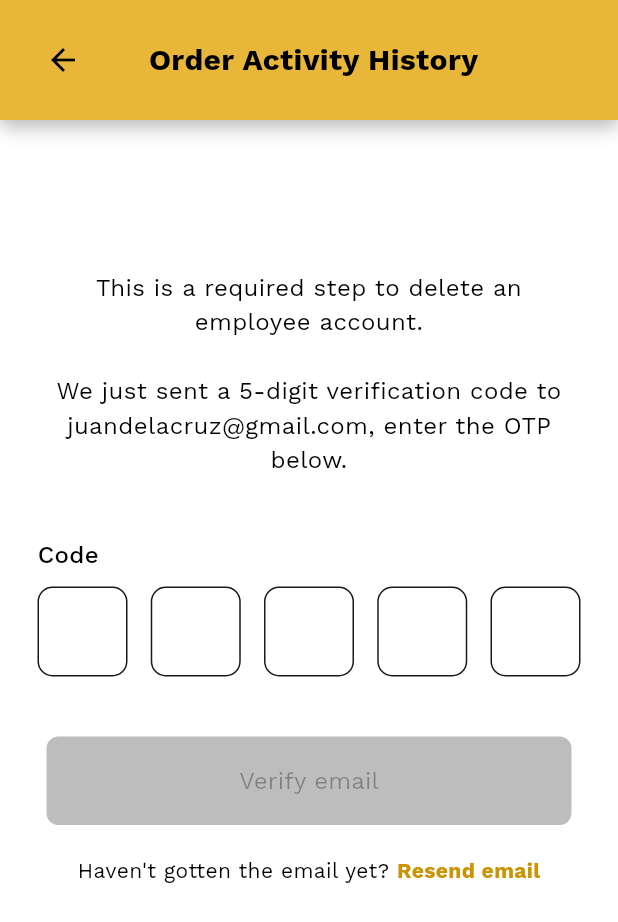
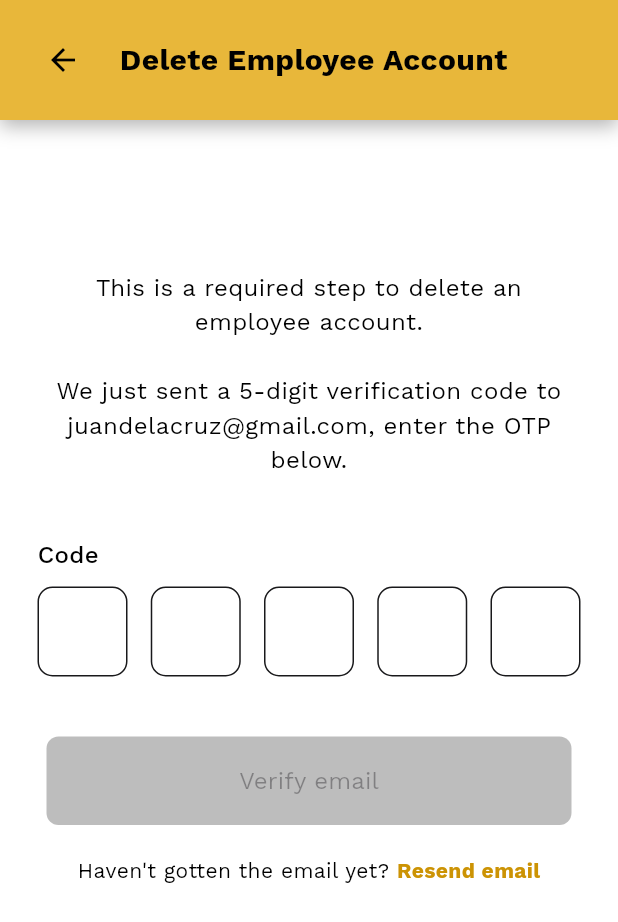
Before and after one commit to Novimi22/SE2_Group3_SilicaValleyOPC, a Flutter app: the VerifyEmailScreen3 screen opened directly with empty values, on a phone screen of 412 x 824 dp. Shown: the top 922 px of the screen. Run offline on Flutter 3.47's test engine with Material 3 defaults, Android fonts, the phone set to English and light mode, and no system bars; our stand-ins replace google_fonts, image_picker.

Commit message:
fixed unused references & fixed an appbar title

```diff
--- a/lib/main.dart
+++ b/lib/main.dart
@@ -17,7 +17,7 @@ class MyApp extends StatelessWidget {
       title: 'Application for Silica Valley OPC',
       theme: ThemeData(
         textTheme: GoogleFonts.workSansTextTheme(
-          Theme.of(context).textTheme, // Inherit other styles
+          Theme.of(context).textTheme, // inherits other styles
       ),
     ),
       home: const SignInScreen(),
--- a/lib/screens/owner_only/manage_employee_account/delete_employee_account_otp.dart
+++ b/lib/screens/owner_only/manage_employee_account/delete_employee_account_otp.dart
@@ -93,7 +93,7 @@ class _VerifyEmailScreen3State extends State<VerifyEmailScreen3> {
     return Scaffold(
       appBar: CustomAppBars.defaultAppBar(
         context: context,
-        title: 'Order Activity History',
+        title: 'Delete Employee Account',
         navigationType: NavigationType.pop,
       ),
       body: Container(
```
